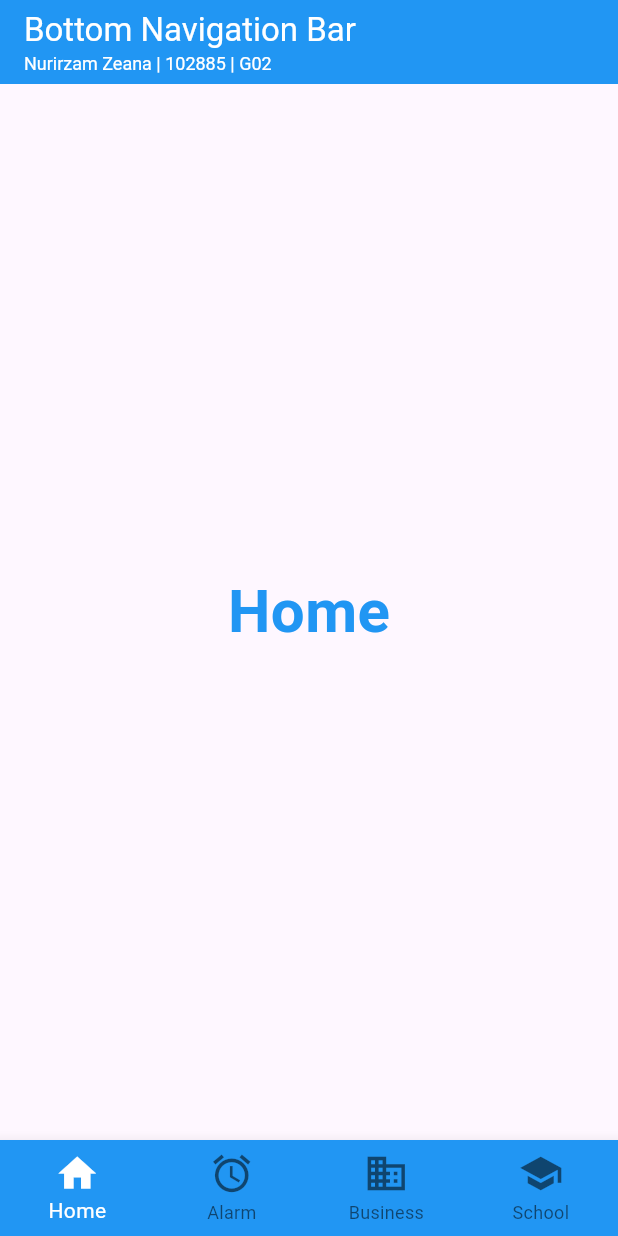
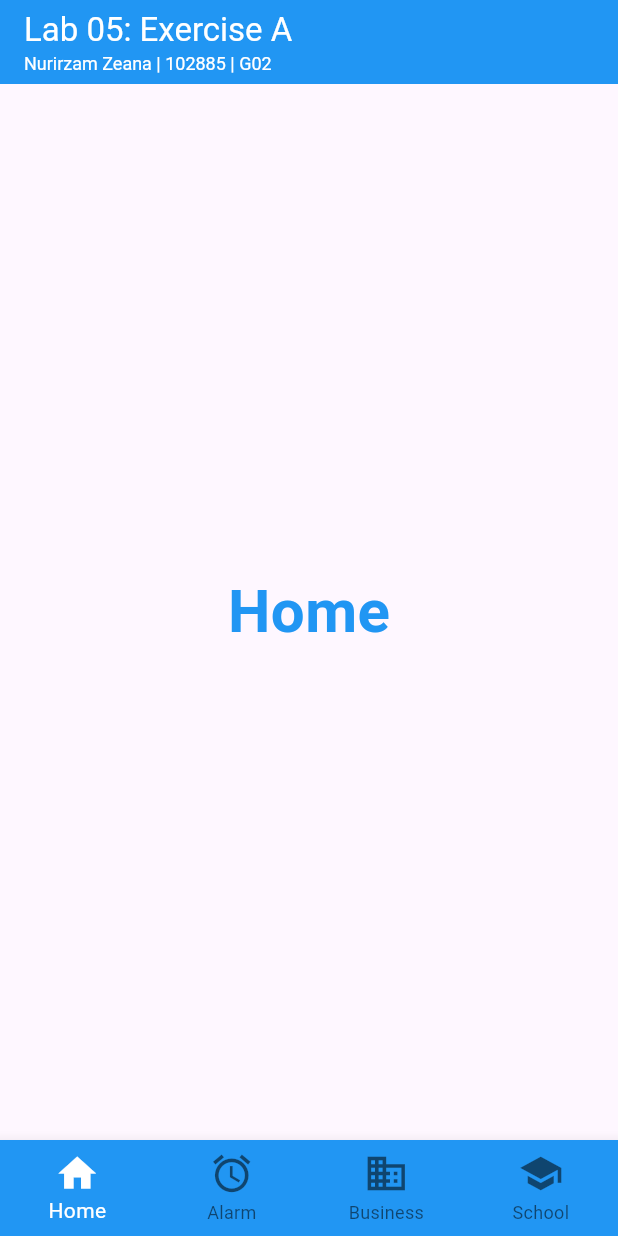
Before and after one commit to nurirzamzeana/TMA3084_G02_102885_Lab05_Lesson07, a Flutter app: the screen it shows after launch, on a phone screen of 412 x 824 dp. Run offline on Flutter 3.47's test engine with Material 3 defaults, Android fonts, the phone set to English and light mode, and no system bars.

Commit message:
Main: change AppBar title

```diff
--- a/Lab_A_7/bottom_navigator_bar_lab/lib/main.dart
+++ b/Lab_A_7/bottom_navigator_bar_lab/lib/main.dart
@@ -45,7 +45,7 @@ class _BottomNavLabState extends State<BottomNavLab> {
         title: const Column(
           crossAxisAlignment: CrossAxisAlignment.start,
           children: [
-            Text('Bottom Navigation Bar'),
+            Text('Lab 05: Exercise A'),
             Text(
               'Nurirzam Zeana | 102885 | G02',
               style: TextStyle(fontSize: 12),
```
